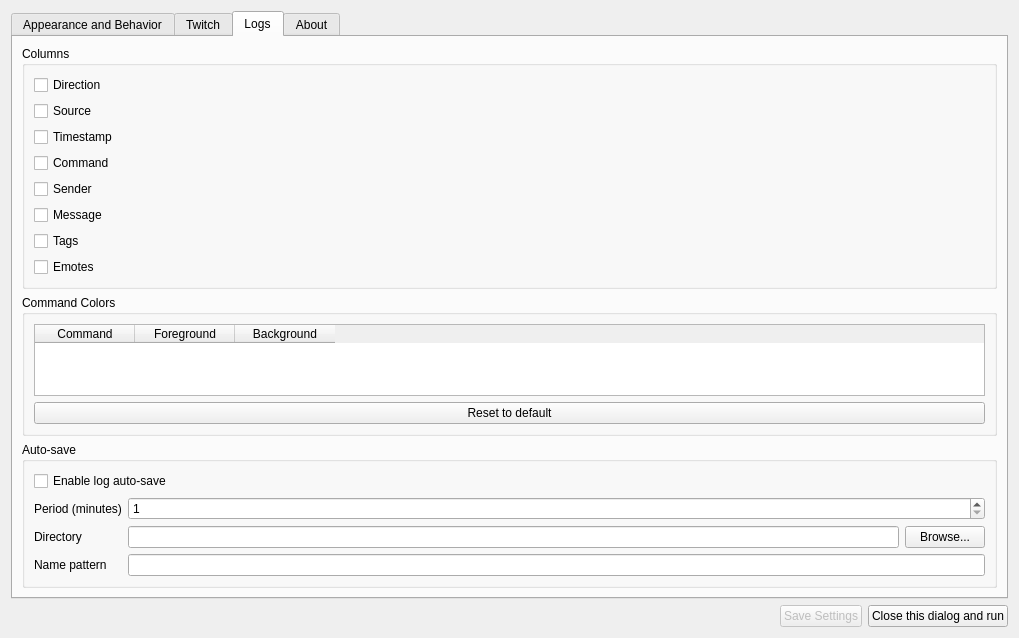
Before: the Qt Designer form setupwidget.ui in xiluembo/atsumari, drawn with Qt 5.
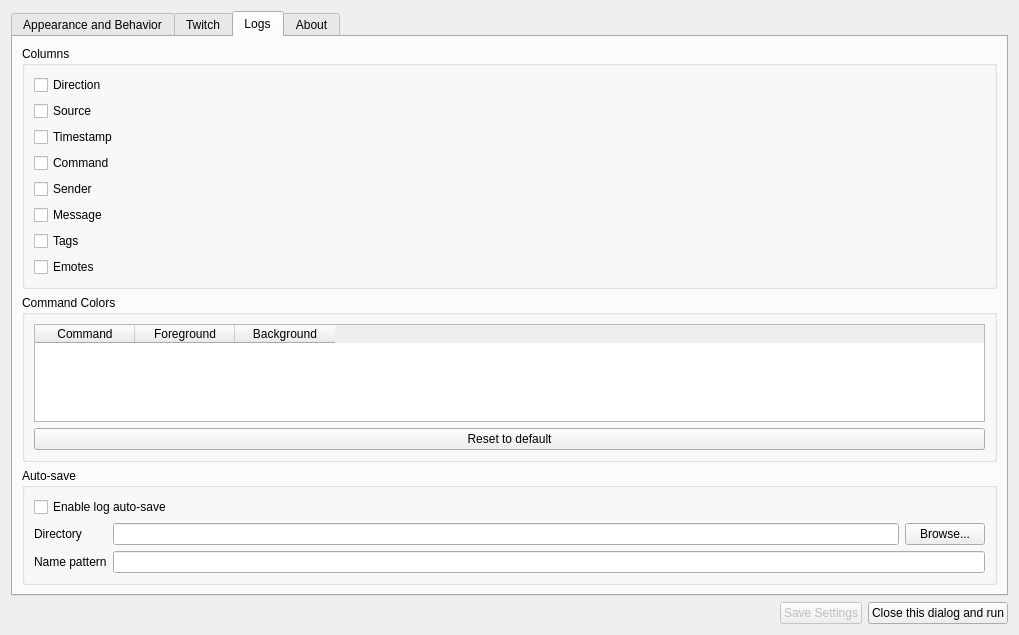
After: the same form once the commit is applied. The open tabs and pages were chosen to show the change. Icons and pictures are not drawn.

Commit message: Remove duration settings from log auto saving

The edit to the form file:
```diff
--- a/setupwidget.ui
+++ b/setupwidget.ui
@@ -1202,47 +1202,30 @@
            </widget>
           </item>
           <item row="1" column="0">
-           <widget class="QLabel" name="lblLogAutosavePeriod">
-            <property name="text">
-             <string>Period (minutes)</string>
-            </property>
-           </widget>
-          </item>
-          <item row="1" column="1" colspan="2">
-           <widget class="QSpinBox" name="spnLogAutosavePeriod">
-            <property name="minimum">
-             <number>1</number>
-            </property>
-            <property name="maximum">
-             <number>1440</number>
-            </property>
-           </widget>
-          </item>
-          <item row="2" column="0">
            <widget class="QLabel" name="lblLogAutosaveDirectory">
             <property name="text">
              <string>Directory</string>
             </property>
            </widget>
           </item>
-          <item row="2" column="1">
+          <item row="1" column="1">
            <widget class="QLineEdit" name="edtLogAutosaveDirectory"/>
           </item>
-          <item row="2" column="2">
+          <item row="1" column="2">
            <widget class="QPushButton" name="btnLogAutosaveBrowseDir">
             <property name="text">
              <string>Browse...</string>
             </property>
            </widget>
           </item>
-          <item row="3" column="0">
+          <item row="2" column="0">
            <widget class="QLabel" name="lblLogAutosavePattern">
             <property name="text">
              <string>Name pattern</string>
             </property>
            </widget>
           </item>
-          <item row="3" column="1" colspan="2">
+          <item row="2" column="1" colspan="2">
            <widget class="QLineEdit" name="edtLogAutosavePattern"/>
           </item>
          </layout>
```
The commit also changes 2 other files.
